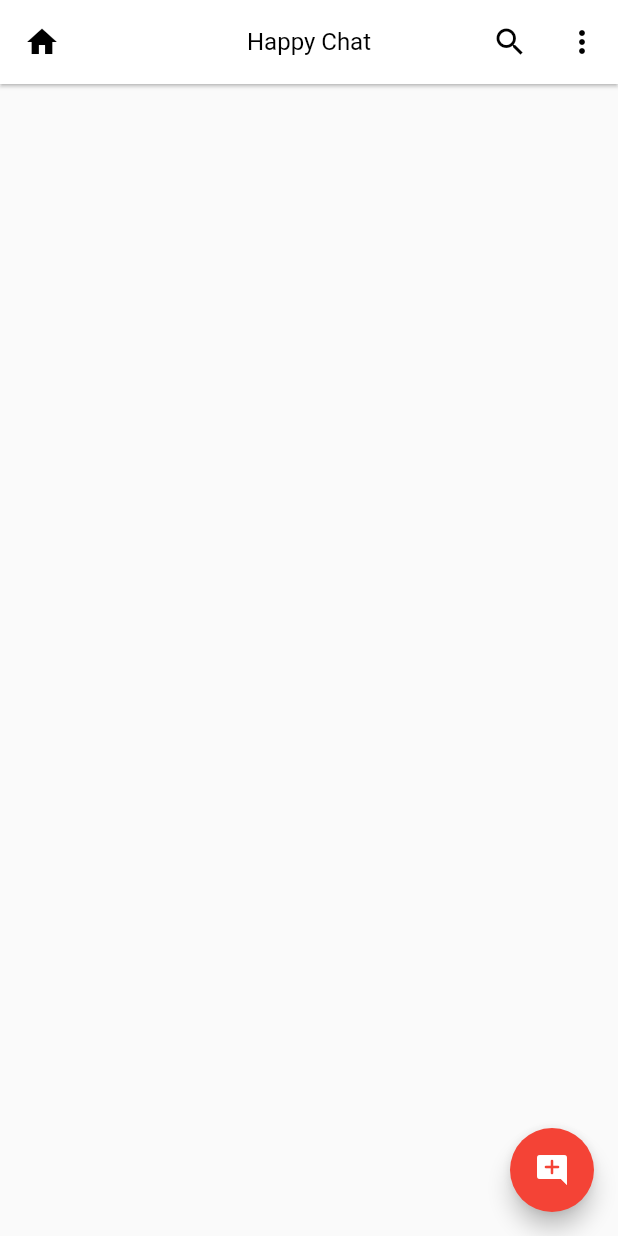
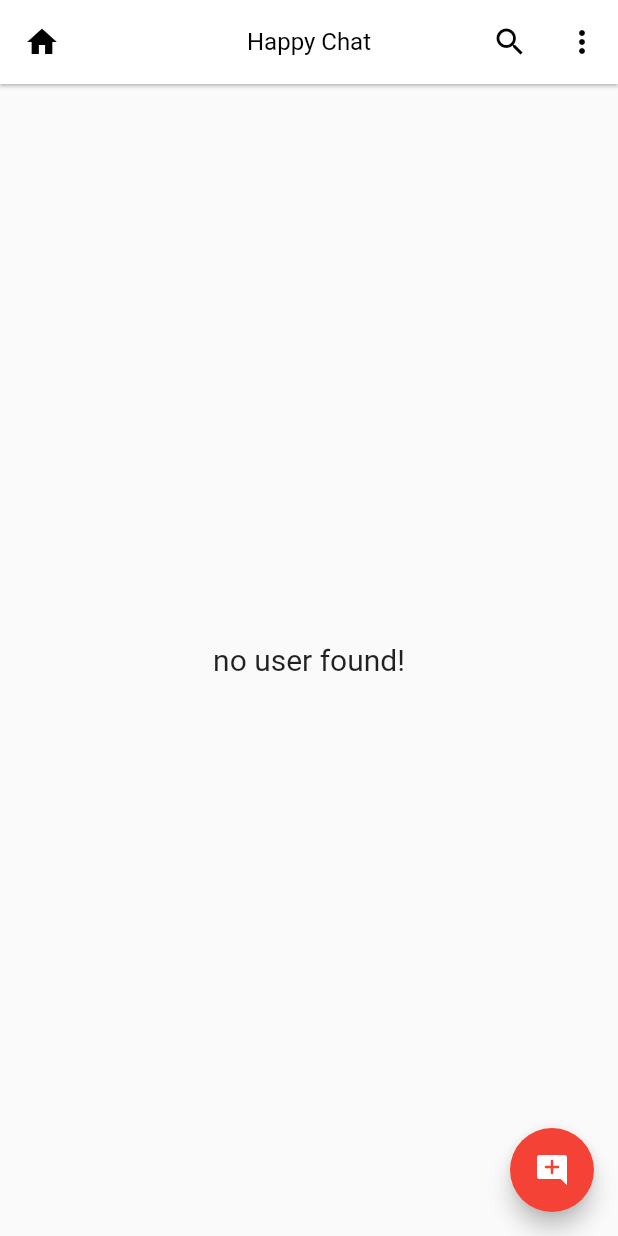
Before and after one commit to kulbirsheoran/happy_chat, a Flutter app: the HomeScreen screen opened directly, on a phone screen of 412 x 824 dp. Run offline on Flutter 3.47's test engine with Material 2 defaults, Android fonts, the light colour scheme and no system bars; our stand-ins replace cloud_firestore, firebase_auth, firebase_core, google_sign_in; accounts and stored records are empty.

Commit message:
create collection user on firebase

```diff
--- /dev/null
+++ b/lib/model/chat_user.dart
@@ -0,0 +1,48 @@
+class ChatUser {
+  ChatUser({
+    required this.image,
+    required this.name,
+    required this.about,
+    required this.createdAt,
+    required this.isOnline,
+    required this.lastActive,
+    required this.id,
+    required this.email,
+    required this.pushToken,
+  });
+  late final String image;
+  late final String name;
+  late final String about;
+  late final String createdAt;
+  late final bool isOnline;
+  late final String lastActive;
+  late final String id;
+  late final String email;
+  late final String pushToken;
+
+  ChatUser.fromJson(Map<String, dynamic> json){
+    image = json['image'] ?? '';
+    name = json['name']?? '';
+    about = json['about']?? '';
+    createdAt = json['created_at']?? '';
+    isOnline = json['is_online']?? '';
+    lastActive = json['last_active']?? '';
+    id = json['id']?? '';
+    email = json['email']?? '';
+    pushToken = json['push_token']?? '';
+  }
+
+  Map<String, dynamic> toJson() {
+    final data = <String, dynamic>{};
+    data['image'] = image;
+    data['name'] = name;
+    data['about'] = about;
+    data['created_at'] = createdAt;
+    data['is_online'] = isOnline;
+    data['last_active'] = lastActive;
+    data['id'] = id;
+    data['email'] = email;
+    data['push_token'] = pushToken;
+    return data;
+  }
+}
--- /dev/null
+++ b/lib/service/firebase_service.dart
@@ -0,0 +1,6 @@
+import 'package:cloud_firestore/cloud_firestore.dart';
+
+class ApiService{
+
+  static FirebaseFirestore fireStore = FirebaseFirestore.instance;
+}
--- a/lib/ui/screen/home_screen.dart
+++ b/lib/ui/screen/home_screen.dart
@@ -1,8 +1,12 @@
+
 import 'package:firebase_auth/firebase_auth.dart';
 import 'package:flutter/material.dart';
 import 'package:google_sign_in/google_sign_in.dart';
+import 'package:happy_chat/model/chat_user.dart';
+import 'package:happy_chat/service/firebase_service.dart';
 import 'package:happy_chat/ui/const/icon_const.dart';
 import 'package:happy_chat/ui/const/string_const.dart';
+import 'package:happy_chat/ui/widget/chat_user_card.dart';
 
 class HomeScreen extends StatefulWidget {
   const HomeScreen({Key? key}) : super(key: key);
@@ -12,27 +16,86 @@ class HomeScreen extends StatefulWidget {
 }
 
 class _HomeScreenState extends State<HomeScreen> {
+  List<ChatUser> list = [];
+
   @override
   Widget build(BuildContext context) {
     return Scaffold(
-      appBar : AppBar(
+      appBar: AppBar(
         title: const Text(happyChat),
         leading: const Icon(Icons.home),
         actions: [
           //icon for search user
           //IconButton(onPressed: (){}, icon: const Icon(Icons.search)),
-          IconButton(onPressed: (){}, icon: search,),
-          IconButton(onPressed: (){}, icon:more)
+          IconButton(
+            onPressed: () {},
+            icon: search,
+          ),
+          IconButton(onPressed: () {}, icon: more)
         ],
       ),
       // floating button for add new user
-      floatingActionButton: FloatingActionButton(backgroundColor: Colors.red,
-        onPressed: ()async {
+      floatingActionButton: FloatingActionButton(
+        backgroundColor: Colors.red,
+        onPressed: () async {
           await FirebaseAuth.instance.signOut();
           await GoogleSignIn().signOut();
         },
-       // child: const Icon(Icons.add_comment_rounded),
         child: const Icon(Icons.add_comment_rounded),
+      ),
+      body: StreamBuilder(
+        // Use StreamBuilder widget to work with real-time data streams.
+        stream: ApiService.fireStore.collection('users').snapshots(),
+
+        builder: (context, snapshot) {
+          //if data is loading
+          switch (snapshot.connectionState) {
+            case ConnectionState.waiting:
+            case ConnectionState.none:
+              return const Center(
+                child: CircularProgressIndicator(),
+              );
+            //if some or all data is loaded then show it
+            case ConnectionState.active:
+            case ConnectionState.done:
+              // Create an empty list to store names.
+              //   final list =[];
+              //  if(snapshot.hasData){
+              // Get the documents (records) from the snapshot.
+              final data = snapshot.data?.docs;
+              //Loop through each document in the data collection.
+              // for(var i in data!) {
+              //   // log('Data:${i.data()}');
+              //   // log('Data:${jsonEncode(i.data())}');
+              //   //
+              //   // // Extract the 'name' field and add it to the list.
+              //   // list.add(i.data()['name']);
+              //
+              //
+              //
+              //
+              // }
+              list =
+                  data?.map((e) => ChatUser.fromJson(e.data())).toList() ?? [];
+
+              if (list.isNotEmpty) {
+                return ListView.builder(
+                    physics: const BouncingScrollPhysics(
+                        decelerationRate: ScrollDecelerationRate.fast),
+                    itemCount: list.length,
+                    itemBuilder: (context, index) {
+                      return ChatUserCard(user: list[index]);
+                      //Text('Name:${list[index]}');
+                    });
+              } else {
+                return const Center(
+                    child: Text(
+                  'no user found!',
+                  style: TextStyle(fontSize: 20),
+                ));
+              }
+          }
+        },
       ),
     );
   }
```
Also changed, not shown: lib/ui/auth/login_screen.dart (+1 -26 lines), lib/ui/widget/chat_user_card.dart (added, +34 -0 lines).
